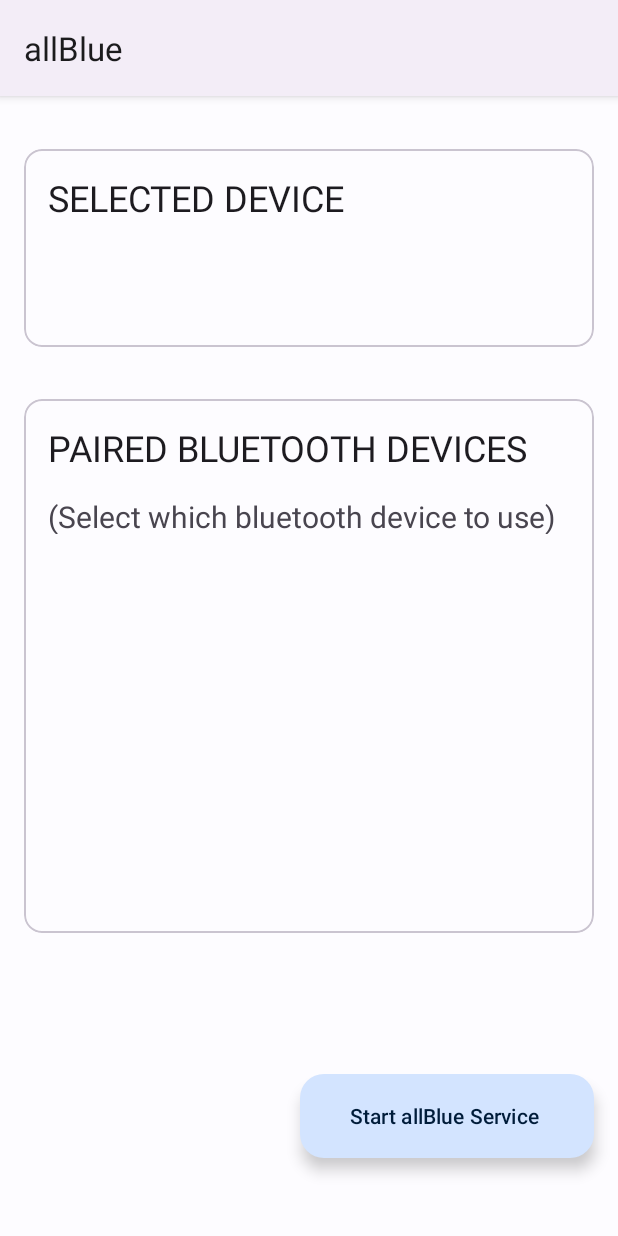
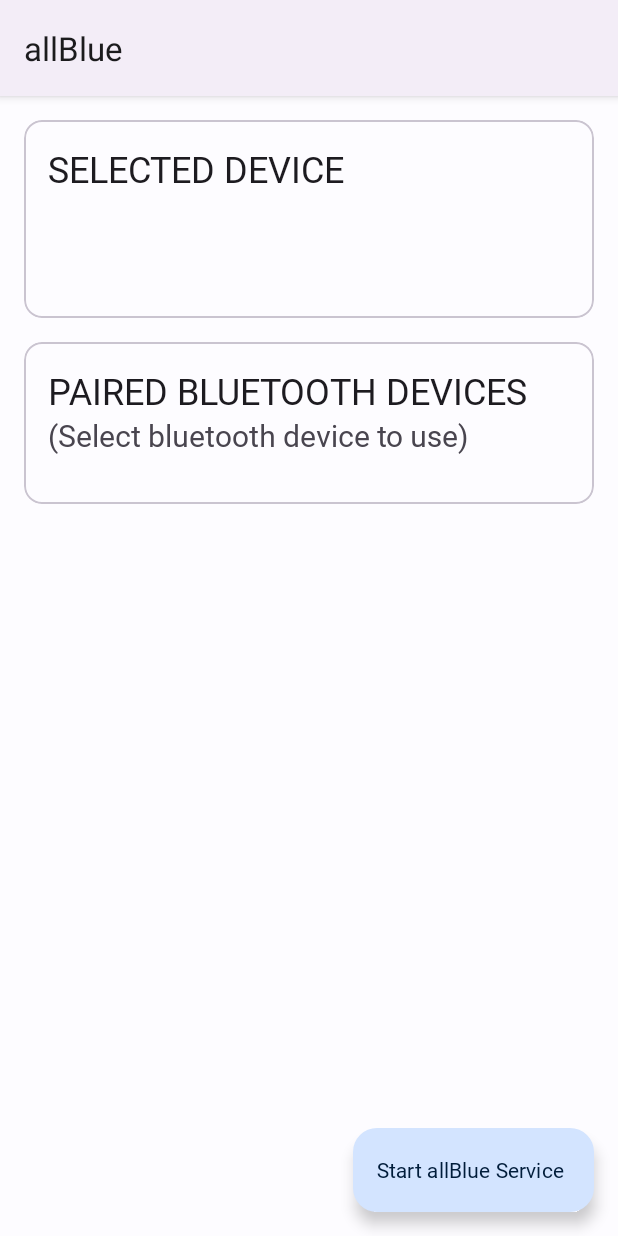
Before and after one commit to ibb2/allBlue-Kotlin, an Android app: the screen it shows after launch (MainActivity), on a phone screen of 412 x 824 dp. Run offline under Robolectric (Android 15) with nearby library versions, the phone set to English and light mode, and no system bars.

Commit message:
Font added. Attempts made to make UI more stable

```diff
--- a/app/src/main/res/layout/activity_main.xml
+++ b/app/src/main/res/layout/activity_main.xml
@@ -11,11 +11,10 @@
         android:layout_width="match_parent"
         android:layout_height="wrap_content"
         android:layout_margin="16dp"
-        app:layout_constraintBottom_toTopOf="@+id/mcvSecond"
-        app:layout_constraintEnd_toEndOf="parent"
-        app:layout_constraintStart_toStartOf="parent"
+        android:layout_marginTop="300dp"
         app:layout_constraintTop_toTopOf="parent"
-        tools:ignore="MissingConstraints">
+        tools:ignore="MissingConstraints"
+        tools:layout_editor_absoluteX="16dp">
 
         <RelativeLayout
             android:layout_width="match_parent"
@@ -28,7 +27,11 @@
                 android:layout_alignParentStart="true"
                 android:layout_alignParentTop="true"
                 android:layout_alignParentEnd="true"
-                android:layout_margin="16dp"
+                android:layout_marginStart="16dp"
+                android:layout_marginTop="16dp"
+                android:layout_marginEnd="16dp"
+                android:layout_marginBottom="16dp"
+                android:fontFamily="@font/roboto"
                 android:text="@string/selected_device"
                 android:textAllCaps="true"
                 android:textAppearance="@style/TextAppearance.AppCompat.Large"
@@ -49,14 +52,15 @@
                     android:id="@+id/tvBluetoothName"
                     android:layout_width="wrap_content"
                     android:layout_height="wrap_content"
+                    android:fontFamily="@font/roboto"
                     android:textAllCaps="true" />
 
                 <TextView
                     android:id="@+id/tvBluetoothAddress"
                     android:layout_width="wrap_content"
                     android:layout_height="wrap_content"
-                    android:layout_alignParentEnd="true" />
-
+                    android:layout_alignParentEnd="true"
+                    android:fontFamily="@font/roboto" />
             </RelativeLayout>
 
         </RelativeLayout>
@@ -65,17 +69,18 @@
     <com.google.android.material.card.MaterialCardView
         android:id="@+id/mcvSecond"
         android:layout_width="match_parent"
-        android:layout_height="356dp"
+        android:layout_height="wrap_content"
         android:layout_margin="16dp"
-        app:layout_constraintBottom_toBottomOf="parent"
-        app:layout_constraintEnd_toEndOf="parent"
-        app:layout_constraintStart_toStartOf="parent"
-        app:layout_constraintTop_toTopOf="parent"
-        tools:ignore="MissingConstraints">
+        app:layout_constraintTop_toBottomOf="@+id/mcvFirst"
+        tools:ignore="MissingConstraints"
+        tools:layout_editor_absoluteX="16dp">
 
-        <RelativeLayout
+        <androidx.constraintlayout.widget.ConstraintLayout
             android:layout_width="match_parent"
-            android:layout_height="match_parent">
+            android:layout_height="wrap_content"
+            android:paddingTop="16dp"
+            android:paddingBottom="16dp">
+
 
             <TextView
                 android:id="@+id/tvBluetoothDeviceName"
@@ -87,6 +92,7 @@
                 android:layout_marginTop="16dp"
                 android:layout_marginEnd="16dp"
                 android:layout_marginBottom="16dp"
+                android:fontFamily="@font/roboto"
                 android:text="@string/paired_bluetooth_devices"
                 android:textAllCaps="true"
                 android:textAppearance="@style/TextAppearance.AppCompat.Large"
@@ -94,51 +100,46 @@
 
             <TextView
                 android:id="@+id/tvBluetoothDeviceAddress"
-                android:layout_width="346dp"
+                android:layout_width="match_parent"
                 android:layout_height="wrap_content"
+                android:layout_above="@+id/recyclerView_Paired_Devices"
                 android:layout_below="@+id/tvBluetoothDeviceName"
-                android:layout_alignParentStart="true"
-                android:layout_alignParentEnd="true"
-                android:layout_alignParentBottom="true"
                 android:layout_marginStart="16dp"
                 android:layout_marginEnd="16dp"
-                android:layout_marginBottom="266dp"
+
+                android:fontFamily="@font/roboto"
                 android:text="@string/select_device_that_you_want_to_connect_to"
-                android:textSize="20sp" />
+                android:textSize="20sp"
+                android:visibility="visible"
+                app:layout_constraintBottom_toTopOf="@id/recyclerView_Paired_Devices"
+                app:layout_constraintTop_toBottomOf="@id/tvBluetoothDeviceName" />
 
             <androidx.recyclerview.widget.RecyclerView
                 android:id="@+id/recyclerView_Paired_Devices"
                 android:layout_width="match_parent"
-                android:layout_height="172dp"
+                android:layout_height="wrap_content"
                 android:layout_alignParentStart="true"
-                android:layout_alignParentTop="true"
                 android:layout_alignParentEnd="true"
                 android:layout_alignParentBottom="true"
-                android:layout_marginStart="16dp"
-                android:layout_marginTop="108dp"
-                android:layout_marginEnd="16dp"
-                android:layout_marginBottom="76dp"
-                tools:listitem="@layout/bluetooth_device_list" />
+                android:layout_margin="16dp"
+                app:layout_constraintTop_toBottomOf="@id/tvBluetoothDeviceAddress"
+                tools:listitem="@layout/bluetooth_device_list"/>
 
-        </RelativeLayout>
+        </androidx.constraintlayout.widget.ConstraintLayout>
     </com.google.android.material.card.MaterialCardView>
 
     <com.google.android.material.floatingactionbutton.ExtendedFloatingActionButton
         android:id="@+id/button_paired"
-        android:layout_width="196dp"
+        android:layout_width="wrap_content"
         android:layout_height="wrap_content"
         android:layout_alignParentEnd="true"
         android:layout_alignParentBottom="true"
         android:layout_gravity="bottom|end"
-        android:layout_marginEnd="16dp"
-        android:layout_marginBottom="16dp"
+        android:layout_margin="16dp"
+        android:fontFamily="@font/roboto"
         android:text="@string/start_allblue_service"
         app:layout_constraintBottom_toBottomOf="parent"
         app:layout_constraintEnd_toEndOf="parent"
-        app:layout_constraintHorizontal_bias="1.0"
-        app:layout_constraintStart_toStartOf="parent"
-        app:layout_constraintTop_toTopOf="parent"
-        app:layout_constraintVertical_bias="0.948"
         tools:ignore="MissingConstraints" />
 
 </androidx.constraintlayout.widget.ConstraintLayout>
--- a/app/src/main/res/values-night/themes.xml
+++ b/app/src/main/res/values-night/themes.xml
@@ -29,5 +29,24 @@
 <!--        <item name="colorInversePrimary">@color/md_theme_dark_inversePrimary</item>-->
 <!--        <item name="colorShadow">@color/md_theme_dark_shadow</item>-->
         <item name="colorPrimaryInverse">@color/md_theme_dark_primaryInverse</item>
+        <!-- Material3 attributes (needed if parent="Theme.MaterialComponents"). -->
+        <item name="textAppearanceDisplayLarge">@style/TextAppearance.Material3.DisplayLarge</item>
+        <item name="textAppearanceDisplayMedium">@style/TextAppearance.Material3.DisplayMedium</item>
+        <item name="textAppearanceDisplaySmall">@style/TextAppearance.Material3.DisplaySmall</item>
+        <item name="textAppearanceHeadlineLarge">@style/TextAppearance.Material3.HeadlineLarge</item>
+        <item name="textAppearanceHeadlineMedium">@style/TextAppearance.Material3.HeadlineMedium</item>
+        <item name="textAppearanceHeadlineSmall">@style/TextAppearance.Material3.HeadlineSmall</item>
+        <item name="textAppearanceTitleLarge">@style/TextAppearance.Material3.TitleLarge</item>
+        <item name="textAppearanceTitleMedium">@style/TextAppearance.Material3.TitleMedium</item>
+        <item name="textAppearanceTitleSmall">@style/TextAppearance.Material3.TitleSmall</item>
+        <item name="textAppearanceBodyLarge">@style/TextAppearance.Material3.BodyLarge</item>
+        <item name="textAppearanceBodyMedium">@style/TextAppearance.Material3.BodyMedium</item>
+        <item name="textAppearanceBodySmall">@style/TextAppearance.Material3.BodySmall</item>
+        <item name="textAppearanceLabelLarge">@style/TextAppearance.Material3.LabelLarge</item>
+        <item name="textAppearanceLabelMedium">@style/TextAppearance.Material3.LabelMedium</item>
+        <item name="textAppearanceLabelSmall">@style/TextAppearance.Material3.LabelSmall</item>
+        <item name="shapeAppearanceSmallComponent">@style/ShapeAppearance.Material3.SmallComponent</item>
+        <item name="shapeAppearanceMediumComponent">@style/ShapeAppearance.Material3.MediumComponent</item>
+        <item name="shapeAppearanceLargeComponent">@style/ShapeAppearance.Material3.LargeComponent</item>
     </style>
 </resources>
--- a/app/src/main/res/values/strings.xml
+++ b/app/src/main/res/values/strings.xml
@@ -4,7 +4,7 @@
     <string name="channel_description">Notifications related to Main Activity</string>
     <string name="selected_device">Selected device</string>
     <string name="start_allblue_service">Start allBlue Service</string>
-    <string name="select_device_that_you_want_to_connect_to">(Select which bluetooth device to use)</string>
+    <string name="select_device_that_you_want_to_connect_to">(Select bluetooth device to use)</string>
     <string name="paired_bluetooth_devices">Paired Bluetooth Devices</string>
     <string name="bluetooth">Bluetooth</string>
     <string name="bluetooth_mac_address">Bluetooth Mac Address</string>
```
Also changed, not shown: app/src/main/res/font/roboto.ttf (added).
